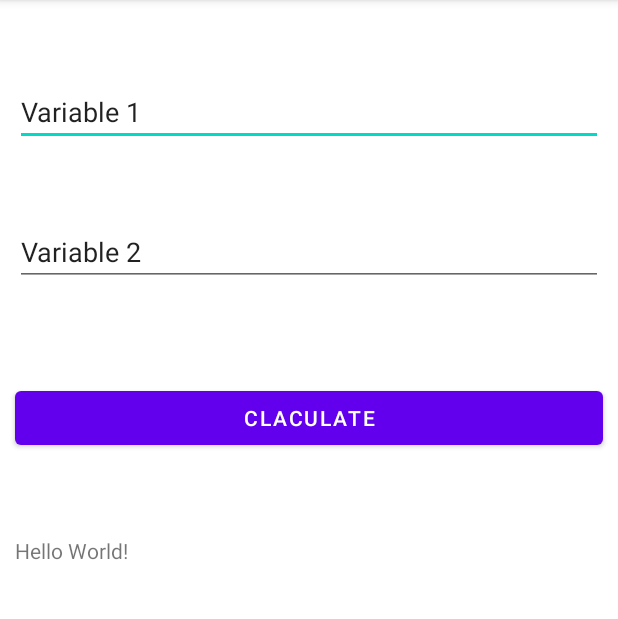
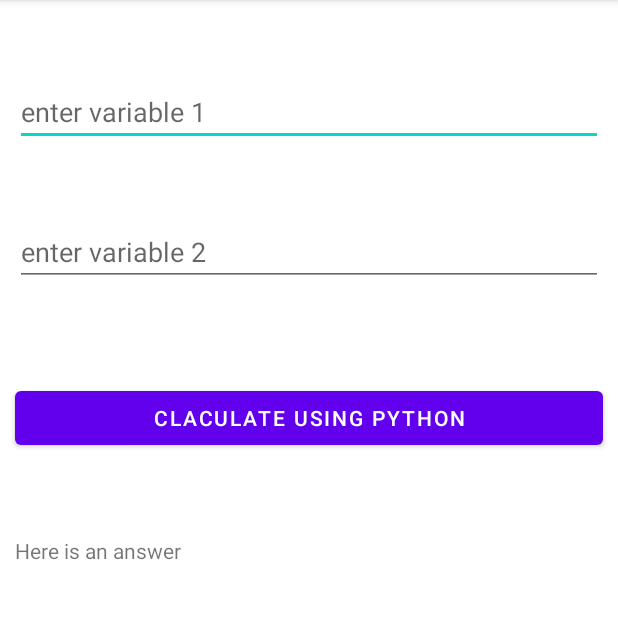
Before and after one commit to Darkhyp/Android-java_python, an Android app: the screen it shows after launch (MainActivity), on a phone screen of 412 x 824 dp, the part 84-703 px from its top. Run offline under Robolectric (Android 15) with nearby library versions, the phone set to English and light mode, and no system bars; libraries missing offline, so code that uses them is left out: com.chaquo.python; 3 statements that could not run were skipped.

Commit message:
input correction

```diff
--- a/app/src/main/res/layout/activity_main.xml
+++ b/app/src/main/res/layout/activity_main.xml
@@ -17,7 +17,6 @@
         android:ems="10"
         android:hint="@string/enter_variable_1"
         android:inputType="numberDecimal"
-        android:text="@string/variable_1"
         app:layout_constraintEnd_toEndOf="parent"
         app:layout_constraintHorizontal_bias="0.0"
         app:layout_constraintStart_toStartOf="parent"
@@ -34,7 +33,6 @@
         android:ems="10"
         android:hint="@string/enter_variable_2"
         android:inputType="numberSigned"
-        android:text="@string/variable_2"
         app:layout_constraintEnd_toEndOf="parent"
         app:layout_constraintHorizontal_bias="0.0"
         app:layout_constraintStart_toStartOf="parent"
@@ -59,7 +57,7 @@
         android:layout_height="wrap_content"
         android:layout_marginLeft="10dp"
         android:layout_marginRight="10dp"
-        android:text="Hello World!"
+        android:text="Here is an answer"
         app:layout_constraintBottom_toBottomOf="parent"
         app:layout_constraintEnd_toEndOf="parent"
         app:layout_constraintHorizontal_bias="0.0"
--- a/app/src/main/res/values/strings.xml
+++ b/app/src/main/res/values/strings.xml
@@ -1,6 +1,6 @@
 <resources>
     <string name="app_name">Python in Android</string>
-    <string name="claculate">Claculate</string>
+    <string name="claculate">Claculate using Python</string>
     <string name="variable_2">Variable 2</string>
     <string name="variable_1">Variable 1</string>
     <string name="enter_variable_2">enter variable 2</string>
```
